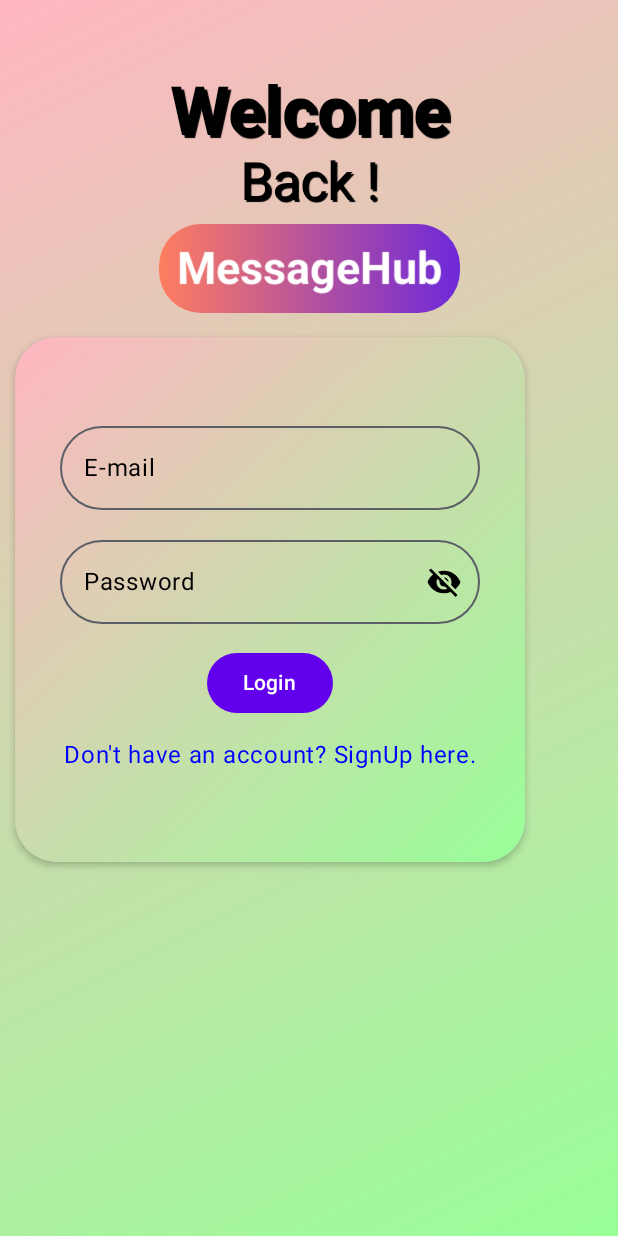
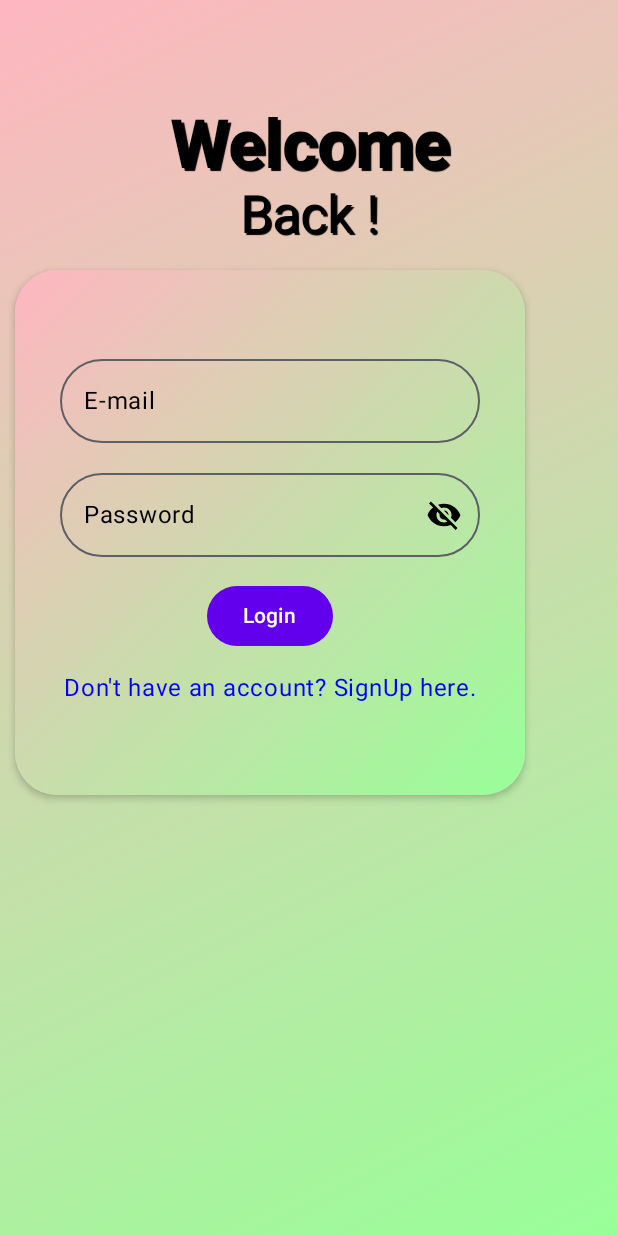
Before and after one commit to pratyushraj-07/FirebaseAuth-Compose, an Android app built with Jetpack Compose: the screen it shows after launch (MainActivity), after a tap on "Already have an account? Login.", on a phone screen of 412 x 824 dp. Run offline under Robolectric (Android 15) with nearby library versions, the phone set to English and light mode, and no system bars; our stand-ins replace Dagger/Hilt's generated code, Firebase (no records; nobody signed in at launch, a user with empty details on screens opened directly); 1 other tap on this screen came first.

Commit message:
Update screens

```diff
--- a/app/src/main/java/com/example/firebaseauth/presentation/authscreen/loginscreen/LoginScreen.kt
+++ b/app/src/main/java/com/example/firebaseauth/presentation/authscreen/loginscreen/LoginScreen.kt
@@ -78,7 +78,7 @@ fun LoginScreen(
         Column(
             modifier = Modifier
                 .fillMaxWidth()
-                .padding(top = 48.dp),
+                .padding(top = 70.dp),
             horizontalAlignment = Alignment.CenterHorizontally,
         ) {
             Text(
@@ -94,27 +94,6 @@ fun LoginScreen(
                 fontSize = 35.sp,
                 color = Color.Black,
                 style = TextStyle(shadow = Shadow(offset = Offset(2f, 2f)))
-            )
-
-            Text(
-                text = "MessageHub",
-                fontSize = 30.sp,
-                fontWeight = FontWeight.Bold,
-                color = Color.Transparent,
-                modifier = Modifier
-                    .padding(top = 7.dp)
-                    .background(
-                        brush = Brush.horizontalGradient(
-                            listOf(SunsetOrange, Indigo)
-                        ),
-                        shape = RoundedCornerShape(28.dp)
-                    )
-                    .padding(12.dp),
-                style = TextStyle(
-                    shadow = Shadow(
-                        color = Color.White
-                    )
-                )
             )
         }
 
--- a/app/src/main/java/com/example/firebaseauth/presentation/authscreen/signupscreen/SignUpScreen.kt
+++ b/app/src/main/java/com/example/firebaseauth/presentation/authscreen/signupscreen/SignUpScreen.kt
@@ -37,6 +37,7 @@ import androidx.compose.ui.text.TextStyle
 import androidx.compose.ui.text.font.FontWeight
 import androidx.compose.ui.text.input.PasswordVisualTransformation
 import androidx.compose.ui.text.input.VisualTransformation
+import androidx.compose.ui.text.style.TextAlign
 import androidx.compose.ui.unit.dp
 import androidx.compose.ui.unit.sp
 import androidx.navigation.NavController
@@ -76,48 +77,15 @@ fun SignupScreen(
                 )
             )
     ) {
-        Column(
-            modifier = Modifier
-                .padding(top = 48.dp)
-                .fillMaxWidth(),
-            horizontalAlignment = Alignment.CenterHorizontally
-        ) {
         Text(
+            modifier = Modifier.fillMaxWidth().padding(top = 80.dp),
+            textAlign = TextAlign.Center,
             text = "Welcome",
             fontSize = 42.sp,
             fontWeight = FontWeight.Bold,
             color = Color.Black,
             style = TextStyle(shadow = Shadow(offset = Offset(3f, 3f)))
         )
-
-            Text(
-                text = "To",
-                fontSize = 30.sp,
-                color = Color.Black,
-                style = TextStyle(shadow = Shadow(offset = Offset(2f, 2f)))
-            )
-
-            Text(
-                text = "MessageHub",
-                fontSize = 30.sp,
-                fontWeight = FontWeight.Bold,
-                color = Color.Transparent,
-                modifier = Modifier
-                    .padding(top = 7.dp)
-                    .background(
-                        brush = Brush.horizontalGradient(
-                            listOf(SunsetOrange, Indigo)
-                        ),
-                        shape = RoundedCornerShape(28.dp)
-                    )
-                    .padding(12.dp),
-                style = TextStyle(
-                    shadow = Shadow(
-                        color = Color.White
-                    )
-                )
-            )
-        }
 
         Spacer(modifier = Modifier.height(20.dp))
 
```
Also changed, not shown: 1 other file. Lines whose indentation alone changed are shown as unchanged.
